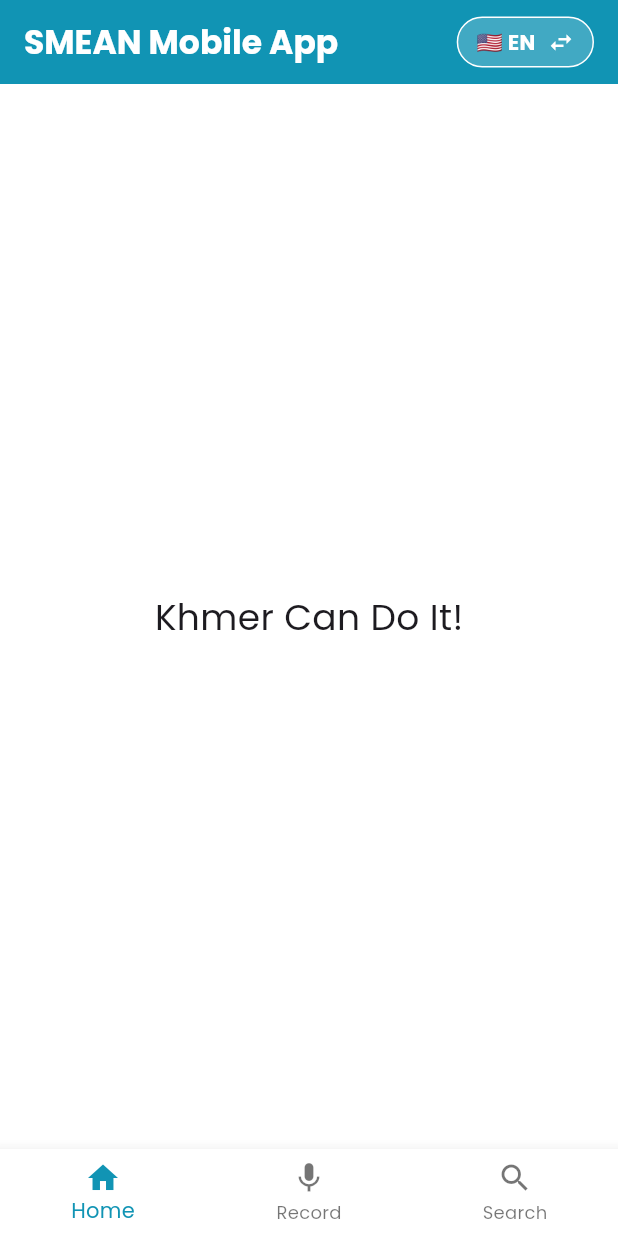
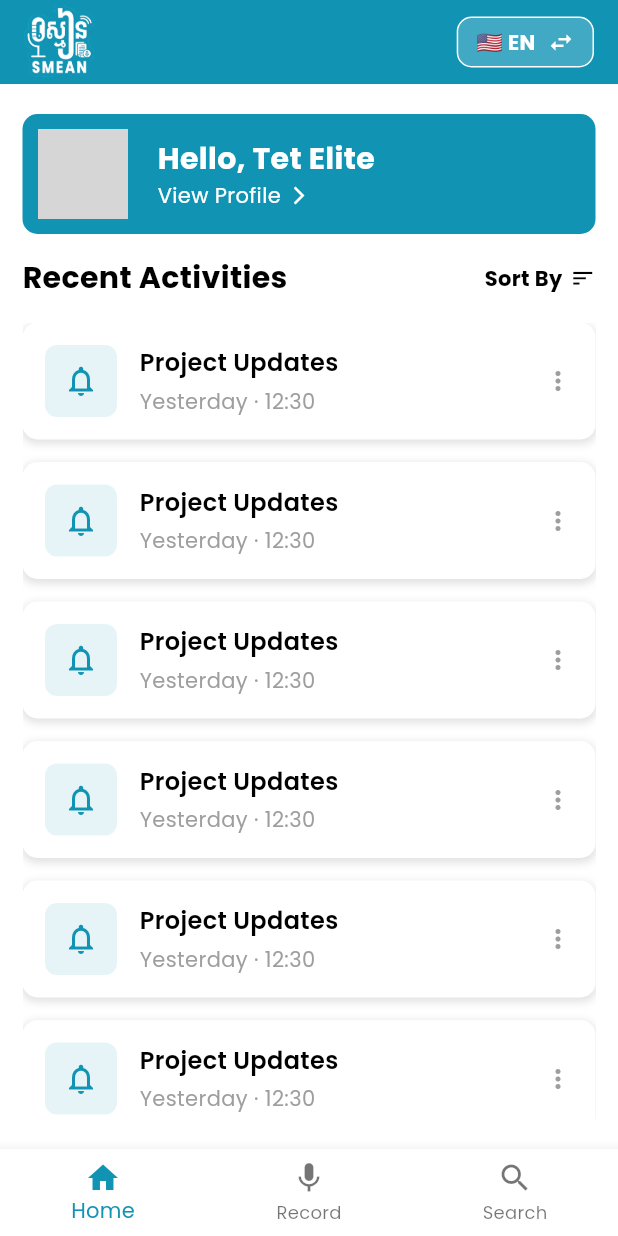
Before and after one commit to Sophavisnuka/Smean-Mobile-App, a Flutter app: the screen it shows after launch, on a phone screen of 412 x 824 dp. Run offline on Flutter 3.47's test engine with Material 3 defaults, Android fonts, the phone set to English and light mode, and no system bars; our stand-ins replace device_preview, google_fonts, introduction_screen, lottie, shared_preferences; project files that could hold a hidden picture were left out; grey boxes are pictures that could not be loaded.

Commit message:
home screen UI

```diff
--- a/lib/main.dart
+++ b/lib/main.dart
@@ -4,7 +4,7 @@ import 'package:google_fonts/google_fonts.dart';
 import 'package:provider/provider.dart';
 import 'package:smean_mobile_app/constants/app_colors.dart';
 import 'package:smean_mobile_app/providers/language_provider.dart';
-import 'package:smean_mobile_app/ui/main_screen.dart';
+import 'package:smean_mobile_app/ui/screens/main_screen.dart';
 
 void main() {
   runApp(
--- a/lib/ui/home_screen.dart
+++ b/lib/ui/screens/account_screen.dart
@@ -1,10 +1,11 @@
 import 'package:flutter/material.dart';
 import 'package:provider/provider.dart';
 import 'package:smean_mobile_app/providers/language_provider.dart';
-import 'package:smean_mobile_app/widgets/language_switcher_button.dart';
+import 'package:smean_mobile_app/ui/widgets/language_switcher_button.dart';
 
-class HomeScreen extends StatelessWidget {
-  const HomeScreen({super.key});
+class AccountScreen extends StatelessWidget {
+
+  const AccountScreen({super.key});
 
   @override
   Widget build(BuildContext context) {
@@ -12,10 +13,7 @@ class HomeScreen extends StatelessWidget {
     final isKhmer = languageProvider.currentLocale.languageCode == 'km';
     return Scaffold(
       appBar: AppBar(
-        title: Text(
-          isKhmer ? 'ស្មៀន Mobile App' : 'SMEAN Mobile App',
-          style: TextStyle(fontWeight: FontWeight.w700),
-        ),
+        title: Text(isKhmer ? 'គណនី' : 'Account'),
         actions: const [
           Padding(
             padding: EdgeInsets.only(right: 16.0),
@@ -24,10 +22,7 @@ class HomeScreen extends StatelessWidget {
         ],
       ),
       body: Center(
-        child: Text(
-          isKhmer ? 'ខ្មែរធ្វើបាន!' : 'Khmer Can Do It!',
-          style: const TextStyle(fontSize: 24),
-        ),
+        child: Text(isKhmer ? 'គណនី' : 'Account'),
       ),
     );
   }
--- /dev/null
+++ b/lib/ui/screens/home_screen.dart
@@ -0,0 +1,64 @@
+import 'package:flutter/material.dart';
+import 'package:provider/provider.dart';
+import 'package:smean_mobile_app/providers/language_provider.dart';
+import 'package:smean_mobile_app/ui/widgets/language_switcher_button.dart';
+import 'package:smean_mobile_app/ui/widgets/profile_card.dart';
+import 'package:smean_mobile_app/ui/widgets/recent_activity_card.dart';
+
+class HomeScreen extends StatelessWidget {
+  const HomeScreen({super.key});
+
+  @override
+  Widget build(BuildContext context) {
+    final languageProvider = Provider.of<LanguageProvider>(context);
+    final isKhmer = languageProvider.currentLocale.languageCode == 'km';
+    return Scaffold(
+      appBar: AppBar(
+        title: Image.asset('assets/Smean-Logo.png', height: 50),
+        actions: const [
+          Padding(
+            padding: EdgeInsets.only(right: 16.0),
+            child: LanguageSwitcherButton(),
+          ),
+        ],
+      ),
+      body: Center(
+        child: Container(
+          padding: EdgeInsets.symmetric(vertical: 20, horizontal: 15),
+          child: Column(
+            crossAxisAlignment: CrossAxisAlignment.stretch,
+            children: [
+              //profile card
+              ProfileCard(isKhmer: isKhmer),
+              SizedBox(height: 15),
+              Row(
+                mainAxisAlignment: MainAxisAlignment.spaceBetween,
+                children: [
+                  Text(isKhmer ? 'សកម្មភាពថ្មីៗ' : 'Recent Activities', style: TextStyle(color: Colors.black, fontSize: 20, fontWeight: FontWeight.bold)),
+                  Row(
+                    children: [
+                      Text('Sort By', style: TextStyle(color: Colors.black, fontWeight: FontWeight.bold)),
+                      SizedBox(width: 5),
+                      Icon(Icons.sort, color: Colors.black, size: 17),
+                    ],
+                  ),
+                ],
+              ),
+              SizedBox(height: 15),
+              // recent voice card
+              Expanded(
+                child: ListView.separated(
+                  itemCount: 10,
+                  separatorBuilder:(context, index) => SizedBox(height: 15),
+                  itemBuilder: (context, index) {
+                    return RecentActivityCard(isKhmer: isKhmer);
+                  },
+                )
+              )
+            ],
+          ),
+        ),
+      ),
+    );
+  }
+}
--- a/lib/ui/intro_screen.dart
+++ b/lib/ui/screens/intro_screen.dart
@@ -2,8 +2,8 @@ import 'package:flutter/material.dart';
 import 'package:introduction_screen/introduction_screen.dart';
 import 'package:provider/provider.dart';
 import 'package:smean_mobile_app/providers/language_provider.dart';
-import 'package:smean_mobile_app/ui/home_screen.dart';
-import 'package:smean_mobile_app/widgets/language_switcher_button.dart';
+import 'package:smean_mobile_app/ui/screens/home_screen.dart';
+import 'package:smean_mobile_app/ui/widgets/language_switcher_button.dart';
 
 class IntroScreen extends StatelessWidget {
   const IntroScreen({super.key});
--- a/lib/ui/account_screen.dart
+++ b/lib/ui/screens/recording_screen.dart
@@ -1,11 +1,11 @@
 import 'package:flutter/material.dart';
 import 'package:provider/provider.dart';
 import 'package:smean_mobile_app/providers/language_provider.dart';
-import 'package:smean_mobile_app/widgets/language_switcher_button.dart';
+import 'package:smean_mobile_app/ui/widgets/language_switcher_button.dart';
 
-class AccountScreen extends StatelessWidget {
+class RecordScreen extends StatelessWidget {
 
-  const AccountScreen({super.key});
+  const RecordScreen({super.key});
 
   @override
   Widget build(BuildContext context) {
@@ -13,7 +13,7 @@ class AccountScreen extends StatelessWidget {
     final isKhmer = languageProvider.currentLocale.languageCode == 'km';
     return Scaffold(
       appBar: AppBar(
-        title: Text(isKhmer ? 'គណនី' : 'Account'),
+        title: Text(isKhmer ? 'កំណត់ត្រា' : 'Record'),
         actions: const [
           Padding(
             padding: EdgeInsets.only(right: 16.0),
@@ -22,7 +22,7 @@ class AccountScreen extends StatelessWidget {
         ],
       ),
       body: Center(
-        child: Text(isKhmer ? 'គណនី' : 'Account'),
+        child: Text(isKhmer ? 'កំណត់ត្រា' : 'Record Screen'),
       ),
     );
   }
--- a/lib/ui/recording_screen.dart
+++ b/lib/ui/screens/search_screen.dart
@@ -1,11 +1,11 @@
 import 'package:flutter/material.dart';
 import 'package:provider/provider.dart';
 import 'package:smean_mobile_app/providers/language_provider.dart';
-import 'package:smean_mobile_app/widgets/language_switcher_button.dart';
+import 'package:smean_mobile_app/ui/widgets/language_switcher_button.dart';
 
-class RecordScreen extends StatelessWidget {
+class SearchScreen extends StatelessWidget {
 
-  const RecordScreen({super.key});
+  const SearchScreen({super.key});
 
   @override
   Widget build(BuildContext context) {
@@ -13,7 +13,7 @@ class RecordScreen extends StatelessWidget {
     final isKhmer = languageProvider.currentLocale.languageCode == 'km';
     return Scaffold(
       appBar: AppBar(
-        title: Text(isKhmer ? 'កំណត់ត្រា' : 'Record'),
+        title: Text(isKhmer ? 'ស្វែងរក' : 'Search'),
         actions: const [
           Padding(
             padding: EdgeInsets.only(right: 16.0),
@@ -22,7 +22,7 @@ class RecordScreen extends StatelessWidget {
         ],
       ),
       body: Center(
-        child: Text(isKhmer ? 'កំណត់ត្រា' : 'Record Screen'),
+        child: Text(isKhmer ? 'ស្វែងរក' : 'Search Screen'),
       ),
     );
   }
--- a/lib/ui/welcome_screen.dart
+++ b/lib/ui/screens/welcome_screen.dart
@@ -1,6 +1,6 @@
 import 'package:flutter/material.dart';
 import 'package:lottie/lottie.dart';
-import 'package:smean_mobile_app/ui/intro_screen.dart';
+import 'package:smean_mobile_app/ui/screens/intro_screen.dart';
 
 class WelcomeScreen extends StatefulWidget {
   const WelcomeScreen({super.key});
--- a/lib/ui/search_screen.dart
+++ /dev/null
@@ -1,29 +0,0 @@
-import 'package:flutter/material.dart';
-import 'package:provider/provider.dart';
-import 'package:smean_mobile_app/providers/language_provider.dart';
-import 'package:smean_mobile_app/widgets/language_switcher_button.dart';
-
-class SearchScreen extends StatelessWidget {
-
-  const SearchScreen({super.key});
-
-  @override
-  Widget build(BuildContext context) {
-    final languageProvider = Provider.of<LanguageProvider>(context);
-    final isKhmer = languageProvider.currentLocale.languageCode == 'km';
-    return Scaffold(
-      appBar: AppBar(
-        title: Text(isKhmer ? 'ស្វែងរក' : 'Search'),
-        actions: const [
-          Padding(
-            padding: EdgeInsets.only(right: 16.0),
-            child: LanguageSwitcherButton(),
-          ),
-        ],
-      ),
-      body: Center(
-        child: Text(isKhmer ? 'ស្វែងរក' : 'Search Screen'),
-      ),
-    );
-  }
-}
--- a/lib/widgets/language_switcher_button.dart
+++ b/lib/ui/widgets/language_switcher_button.dart
@@ -1,6 +1,6 @@
 import 'package:flutter/material.dart';
 import 'package:provider/provider.dart';
-import '../providers/language_provider.dart';
+import '../../providers/language_provider.dart';
 
 class LanguageSwitcherButton extends StatelessWidget {
   const LanguageSwitcherButton({super.key});
@@ -20,7 +20,7 @@ class LanguageSwitcherButton extends StatelessWidget {
         padding: const EdgeInsets.symmetric(horizontal: 12, vertical: 6),
         decoration: BoxDecoration(
           color: Colors.white.withOpacity(0.2), // Glass effect
-          borderRadius: BorderRadius.circular(20),
+          borderRadius: BorderRadius.circular(10),
           border: Border.all(color: Colors.white, width: 1),
         ),
         child: Row(
--- /dev/null
+++ b/lib/ui/widgets/profile_card.dart
@@ -0,0 +1,48 @@
+import 'package:flutter/material.dart';
+import 'package:smean_mobile_app/constants/app_colors.dart';
+
+class ProfileCard extends StatelessWidget {
+  const ProfileCard({
+    super.key,
+    required this.isKhmer,
+  });
+
+  final bool isKhmer;
+
+  @override
+  Widget build(BuildContext context) {
+    return Container(
+      padding: EdgeInsets.all(10),
+      decoration: BoxDecoration(
+        borderRadius: BorderRadius.circular(10),
+        color: AppColors.primary
+      ),
+      child: Row(
+        children: [
+          ClipOval(
+            child: Image.asset(
+              '../../assets/Elite.png',
+              width: 60,
+              height: 60,
+              fit: BoxFit.cover,
+            ),
+          ),
+          SizedBox(width: 20),
+          Column(
+            crossAxisAlignment: CrossAxisAlignment.start,
+            children: [
+              Text(isKhmer ? 'សួស្តី, ទិត្យ អេលីត' : 'Hello, Tet Elite', style: TextStyle(color: Colors.white, fontSize: 20, fontWeight: FontWeight.bold)),
+              Row(
+                children: [
+                  Text(isKhmer ? 'ចូលមេីល' : 'View Profile', style: TextStyle(color: Colors.white)),
+                  SizedBox(width: 5),
+                  Icon(Icons.arrow_forward_ios, color: Colors.white, size: 14),
+                ],
+              )
+            ],
+          ),
+        ],
+      )
+    );
+  }
+}
--- /dev/null
+++ b/lib/ui/widgets/recent_activity_card.dart
@@ -0,0 +1,85 @@
+import 'package:flutter/material.dart';
+import 'package:smean_mobile_app/constants/app_colors.dart';
+
+class RecentActivityCard extends StatelessWidget {
+  const RecentActivityCard({
+    super.key,
+    required this.isKhmer,
+  });
+
+  final bool isKhmer;
+
+  @override
+  Widget build(BuildContext context) {
+    return InkWell(
+      onTap: () {
+        // Navigate to detail page
+        // Navigator.push(context, MaterialPageRoute(builder: (context) => DetailPage()));
+      },
+      borderRadius: BorderRadius.circular(10),
+      child: Container(
+        padding: EdgeInsets.all(15),
+        decoration: BoxDecoration(
+          color: Colors.white,
+          borderRadius: BorderRadius.circular(10),
+          boxShadow: [
+            BoxShadow(
+              color: Colors.grey.withOpacity(0.3),
+              spreadRadius: 1,
+              blurRadius: 4,
+              offset: Offset(0, 2),
+            ),
+          ],
+        ),
+        child: Row(
+          children: [
+            // Icon container
+            Container(
+              padding: EdgeInsets.all(12),
+              decoration: BoxDecoration(
+                color: AppColors.primary.withOpacity(0.1),
+                borderRadius: BorderRadius.circular(8),
+              ),
+              child: Icon(
+                Icons.notifications_outlined,
+                color: AppColors.primary,
+                size: 24,
+              ),
+            ),
+            SizedBox(width: 15),
+            // Text content
+            Expanded(
+              child: Column(
+                crossAxisAlignment: CrossAxisAlignment.start,
+                children: [
+                  Text(
+                    'Project Updates',
+                    style: TextStyle(
+                      color: Colors.black,
+                      fontSize: 16,
+                      fontWeight: FontWeight.w600,
+                    ),
+                  ),
+                  SizedBox(height: 4),
+                  Text(
+                    isKhmer ? 'ម្សិលមិញ ម៉ោង ១២:៣០' : 'Yesterday · 12:30',
+                    style: TextStyle(
+                      color: Colors.grey,
+                      fontSize: 14,
+                    ),
+                  ),
+                ],
+              ),
+            ),
+            // More options icon
+            Icon(
+              Icons.more_vert,
+              color: Colors.grey,
+              size: 20,
+            ),
+          ],
+        ),
+      ),
+    );
+  }
+}
```
Also changed, not shown: lib/ui/screens/main_screen.dart (renamed from lib/ui/main_screen.dart, +4 -9 lines), pubspec.yaml (+8 -0 lines), assets/Elite.png (added), pubspec.lock.
